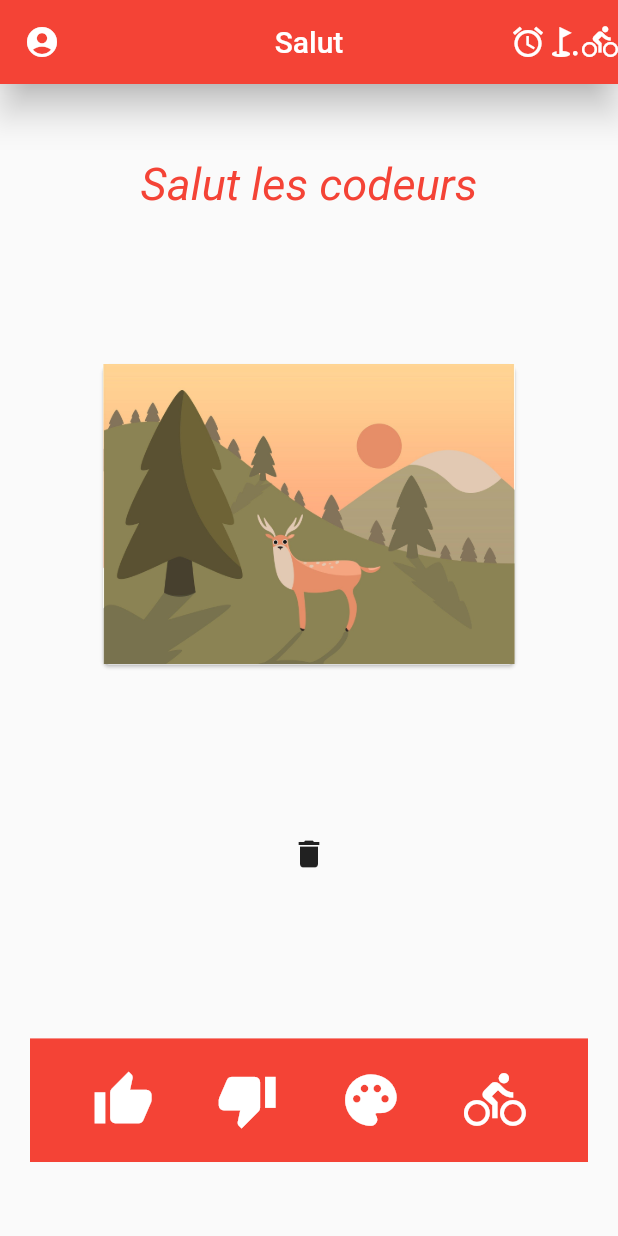
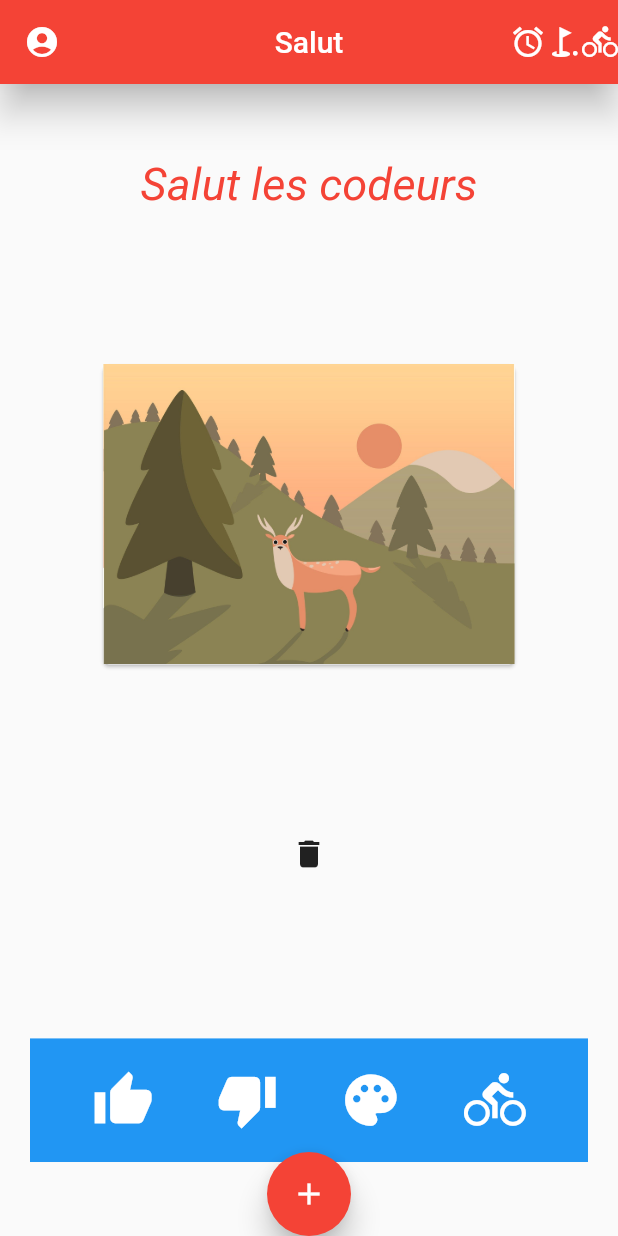
Before and after one commit to Lebeil/flutter_mobile, a Flutter app: the screen it shows after launch, on a phone screen of 412 x 824 dp. Run offline on Flutter 3.47's test engine with Material 2 defaults, Android fonts, the phone set to English and light mode, and no system bars.

Commit message:
add FloatingActionButton

```diff
--- a/lib/main.dart
+++ b/lib/main.dart
@@ -78,7 +78,7 @@ class _Home extends State<Home> {
               }),
             Container(
               height: largeur / 5,
-              color: Colors.red,
+              color: Colors.blue,
               margin: const EdgeInsets.only(left:20, right: 20),
               child: Row(
                 mainAxisAlignment: MainAxisAlignment.spaceEvenly,
@@ -104,8 +104,20 @@ class _Home extends State<Home> {
             )
           ]
         )
-      )
+      ),
+      floatingActionButton: FloatingActionButton(
+          onPressed: boutonAppuye,
+          elevation: 8,
+          tooltip: 'changer oui',
+          child: const Icon(Icons.add),
+      ),
+      floatingActionButtonLocation: FloatingActionButtonLocation.centerDocked,
     );
   }
 
+  void boutonAppuye() {
+    setState(() {
+      oui = !oui;
+    });
+  }
 }
```
